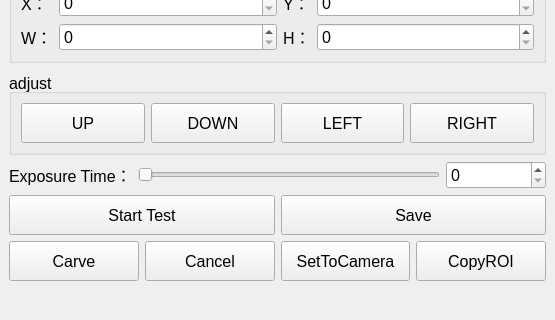
Old version of the form Widget_CarveInfo.ui in the repository wwlzq5/3tai; both pictures show x 0 to 555 and y 224 to 544 of the 555 by 544 pixel window.
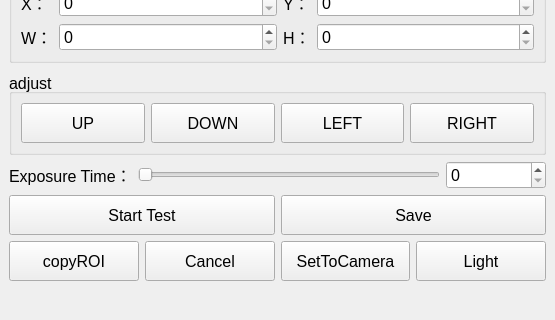
New version of the form. Custom widgets are drawn as their Qt base class.

```diff
--- a/Widget_CarveInfo.ui
+++ b/Widget_CarveInfo.ui
@@ -396,7 +396,7 @@
              <number>0</number>
             </property>
             <item>
-             <widget class="QPushButton" name="pushButton_carve">
+             <widget class="QPushButton" name="pushButton_copyROI">
               <property name="minimumSize">
                <size>
                 <width>40</width>
@@ -404,7 +404,7 @@
                </size>
               </property>
               <property name="text">
-               <string>Carve</string>
+               <string>copyROI</string>
               </property>
              </widget>
             </item>
@@ -435,7 +435,7 @@
              </widget>
             </item>
             <item>
-             <widget class="QPushButton" name="pushButton_copyROI">
+             <widget class="QPushButton" name="pushButton_lightSet">
               <property name="minimumSize">
                <size>
                 <width>40</width>
@@ -443,7 +443,7 @@
                </size>
               </property>
               <property name="text">
-               <string>CopyROI</string>
+               <string>Light</string>
               </property>
              </widget>
             </item>
```
